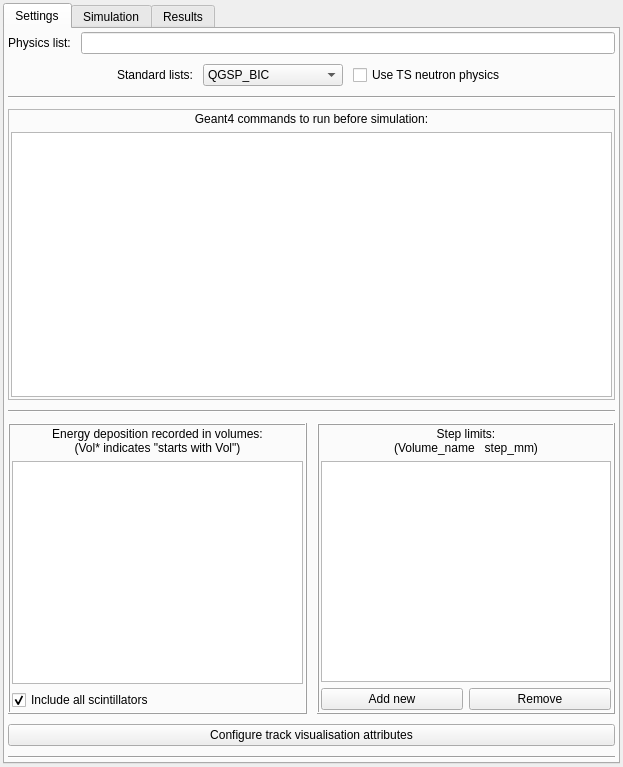
Above: ants3bundle/src/ants3/gui/particleSim/aparticlesimwin.ui from andrmor/ANTS3bundle before the change. Below: the same form after it.
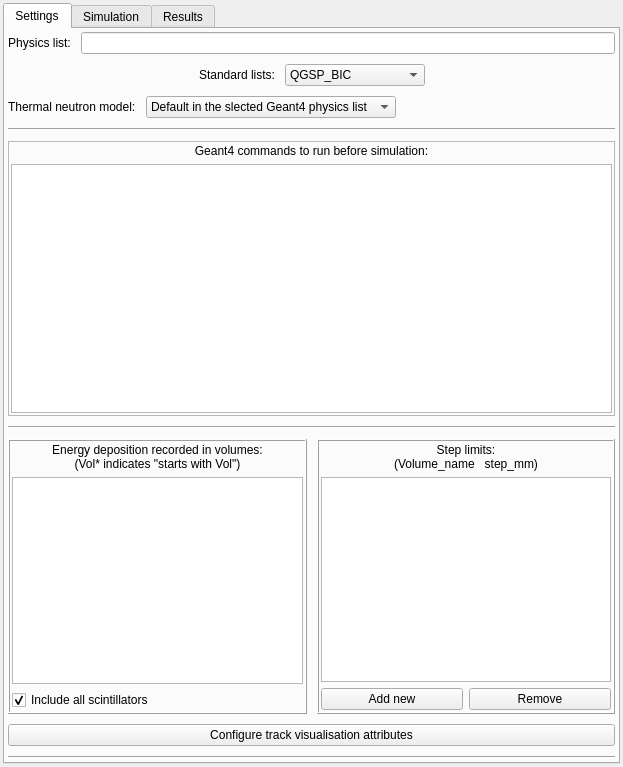
That is the form after the change. Icons and pictures are not drawn.

What changed in the file:
```diff
--- a/ants3bundle/src/ants3/gui/particleSim/aparticlesimwin.ui
+++ b/ants3bundle/src/ants3/gui/particleSim/aparticlesimwin.ui
@@ -189,16 +189,51 @@
            </widget>
           </item>
           <item>
-           <widget class="QCheckBox" name="cbUseTSphys">
-            <property name="toolTip">
-             <string>Replaced neutron physics with HP + TS( &lt; 5 ev)
-To benefit from TS, materials like G4_POLYETHYLENE have to be used</string>
+           <spacer name="horizontalSpacer_44">
+            <property name="orientation">
+             <enum>Qt::Orientation::Horizontal</enum>
             </property>
+            <property name="sizeHint" stdset="0">
+             <size>
+              <width>40</width>
+              <height>20</height>
+             </size>
+            </property>
+           </spacer>
+          </item>
+         </layout>
+        </item>
+        <item>
+         <layout class="QHBoxLayout" name="horizontalLayout_75">
+          <property name="topMargin">
+           <number>0</number>
+          </property>
+          <item>
+           <widget class="QLabel" name="label_6">
             <property name="text">
-             <string>Use TS neutron physics</string>
+             <string>Thermal neutron model:</string>
             </property>
            </widget>
           </item>
+          <item>
+           <widget class="QComboBox" name="cobThermalNeutronModel">
+            <item>
+             <property name="text">
+              <string>Default in the slected Geant4 physics list</string>
+             </property>
+            </item>
+            <item>
+             <property name="text">
+              <string>Thermal library of Geant4</string>
+             </property>
+            </item>
+            <item>
+             <property name="text">
+              <string>NCrystal (requires installation)</string>
+             </property>
+            </item>
+           </widget>
+          </item>
           <item>
            <spacer name="horizontalSpacer_8">
             <property name="orientation">
```
Left out of the diff: 352 changed lines with no effect on the pictures.
